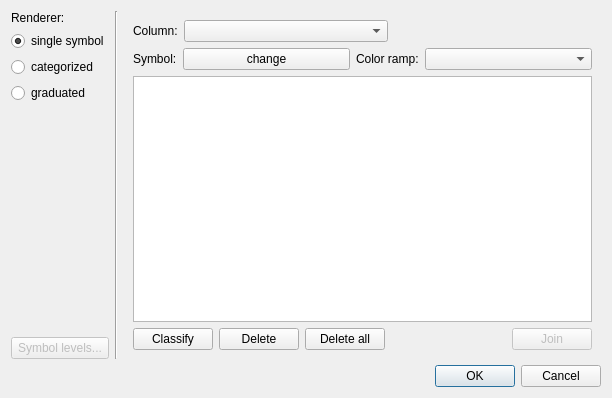
qgis/QGIS, file src/ui/qgsrendererv2propsdialogbase.ui: the form before one commit.
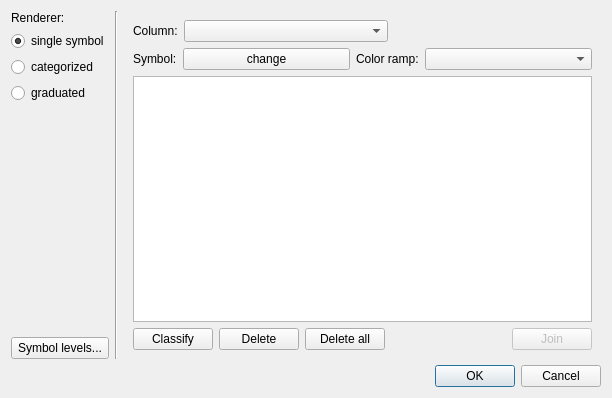
The form after the commit.

The edit to the form file:
```diff
--- a/src/ui/qgsrendererv2propsdialogbase.ui
+++ b/src/ui/qgsrendererv2propsdialogbase.ui
@@ -66,7 +66,7 @@
      <item>
       <widget class="QPushButton" name="btnSymbolLevels">
        <property name="enabled">
-        <bool>false</bool>
+        <bool>true</bool>
        </property>
        <property name="text">
         <string>Symbol levels...</string>
```
